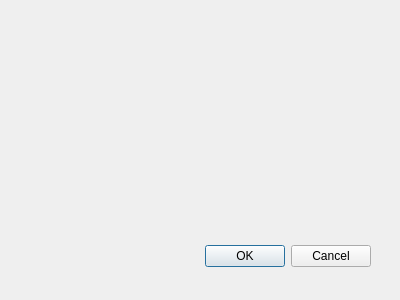
First picture: the form in trend_mapper_dialog_base.ui, repository russloewe/TrendMapper, before the edit.
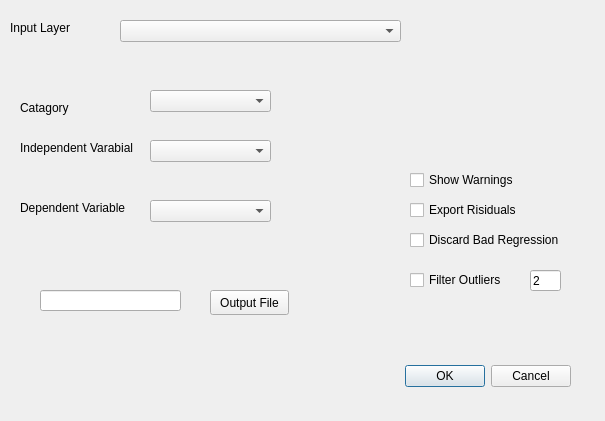
Second picture: the form after the edit.

```diff
--- a/trend_mapper_dialog_base.ui
+++ b/trend_mapper_dialog_base.ui
@@ -1,22 +1,22 @@
 <ui version="4.0" >
  <class>TrendMapperDialogBase</class>
- <widget class="QDialog" name="TrendMapperDialogBase" >
-  <property name="geometry" >
+ <widget class="QDialog" name="TrendMapperDialogBase">
+  <property name="geometry">
    <rect>
     <x>0</x>
     <y>0</y>
-    <width>400</width>
-    <height>300</height>
+    <width>605</width>
+    <height>421</height>
    </rect>
   </property>
   <property name="windowTitle" >
    <string>TrendMapper</string>
   </property>
-  <widget class="QDialogButtonBox" name="button_box" >
-   <property name="geometry" >
+  <widget class="QDialogButtonBox" name="button_box">
+   <property name="geometry">
     <rect>
-     <x>30</x>
-     <y>240</y>
+     <x>230</x>
+     <y>360</y>
      <width>341</width>
      <height>32</height>
     </rect>
@@ -28,6 +28,186 @@
     <set>QDialogButtonBox::Cancel|QDialogButtonBox::Ok</set>
    </property>
   </widget>
+  <widget class="QComboBox" name="InputLayerCombo">
+   <property name="geometry">
+    <rect>
+     <x>120</x>
+     <y>20</y>
+     <width>281</width>
+     <height>22</height>
+    </rect>
+   </property>
+  </widget>
+  <widget class="QComboBox" name="CatagoryCombo">
+   <property name="geometry">
+    <rect>
+     <x>150</x>
+     <y>90</y>
+     <width>121</width>
+     <height>22</height>
+    </rect>
+   </property>
+  </widget>
+  <widget class="QComboBox" name="XFieldCombo">
+   <property name="geometry">
+    <rect>
+     <x>150</x>
+     <y>140</y>
+     <width>121</width>
+     <height>22</height>
+    </rect>
+   </property>
+  </widget>
+  <widget class="QComboBox" name="YFieldCombo">
+   <property name="geometry">
+    <rect>
+     <x>150</x>
+     <y>200</y>
+     <width>121</width>
+     <height>22</height>
+    </rect>
+   </property>
+  </widget>
+  <widget class="QCheckBox" name="ExportRisidualsCheck">
+   <property name="geometry">
+    <rect>
+     <x>410</x>
+     <y>200</y>
+     <width>121</width>
+     <height>20</height>
+    </rect>
+   </property>
+   <property name="text">
+    <string>Export Risiduals</string>
+   </property>
+  </widget>
+  <widget class="QCheckBox" name="FilterOutliersCheck">
+   <property name="geometry">
+    <rect>
+     <x>410</x>
+     <y>270</y>
+     <width>111</width>
+     <height>20</height>
+    </rect>
+   </property>
+   <property name="text">
+    <string>Filter Outliers</string>
+   </property>
+  </widget>
+  <widget class="QCheckBox" name="DiscardBadFItCheck">
+   <property name="geometry">
+    <rect>
+     <x>410</x>
+     <y>230</y>
+     <width>181</width>
+     <height>20</height>
+    </rect>
+   </property>
+   <property name="text">
+    <string>Discard Bad Regression</string>
+   </property>
+  </widget>
+  <widget class="QCheckBox" name="ShowWarningCheck">
+   <property name="geometry">
+    <rect>
+     <x>410</x>
+     <y>170</y>
+     <width>131</width>
+     <height>20</height>
+    </rect>
+   </property>
+   <property name="text">
+    <string>Show Warnings</string>
+   </property>
+  </widget>
+  <widget class="QLineEdit" name="OutlierThresholdLine">
+   <property name="geometry">
+    <rect>
+     <x>530</x>
+     <y>270</y>
+     <width>31</width>
+     <height>21</height>
+    </rect>
+   </property>
+   <property name="text">
+    <string>2</string>
+   </property>
+  </widget>
+  <widget class="QLabel" name="label">
+   <property name="geometry">
+    <rect>
+     <x>20</x>
+     <y>100</y>
+     <width>57</width>
+     <height>15</height>
+    </rect>
+   </property>
+   <property name="text">
+    <string>Catagory</string>
+   </property>
+  </widget>
+  <widget class="QLabel" name="label_2">
+   <property name="geometry">
+    <rect>
+     <x>20</x>
+     <y>140</y>
+     <width>131</width>
+     <height>16</height>
+    </rect>
+   </property>
+   <property name="text">
+    <string>Independent Varabial</string>
+   </property>
+  </widget>
+  <widget class="QLabel" name="label_3">
+   <property name="geometry">
+    <rect>
+     <x>20</x>
+     <y>200</y>
+     <width>121</width>
+     <height>16</height>
+    </rect>
+   </property>
+   <property name="text">
+    <string>Dependent Variable</string>
+   </property>
+  </widget>
+  <widget class="QLabel" name="label_4">
+   <property name="geometry">
+    <rect>
+     <x>10</x>
+     <y>20</y>
+     <width>91</width>
+     <height>16</height>
+    </rect>
+   </property>
+   <property name="text">
+    <string>Input Layer</string>
+   </property>
+  </widget>
+  <widget class="QLineEdit" name="OutputLayerLine">
+   <property name="geometry">
+    <rect>
+     <x>40</x>
+     <y>290</y>
+     <width>141</width>
+     <height>21</height>
+    </rect>
+   </property>
+  </widget>
+  <widget class="QPushButton" name="OutputFileButton">
+   <property name="geometry">
+    <rect>
+     <x>210</x>
+     <y>290</y>
+     <width>79</width>
+     <height>25</height>
+    </rect>
+   </property>
+   <property name="text">
+    <string>Output File</string>
+   </property>
+  </widget>
  </widget>
  <resources/>
  <connections>
```
Left out of the diff: 33 changed lines with no effect on the pictures.
